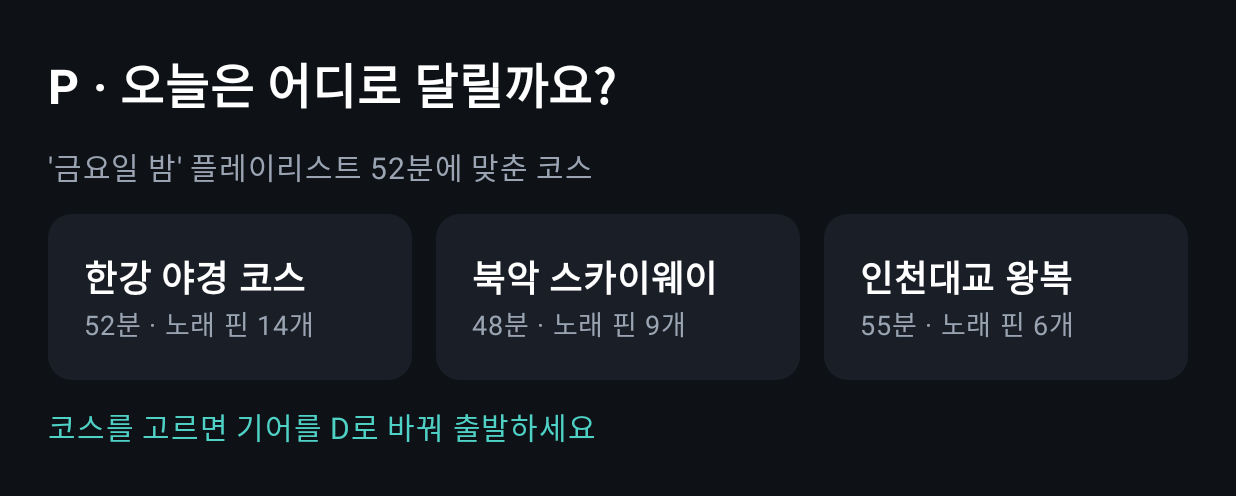
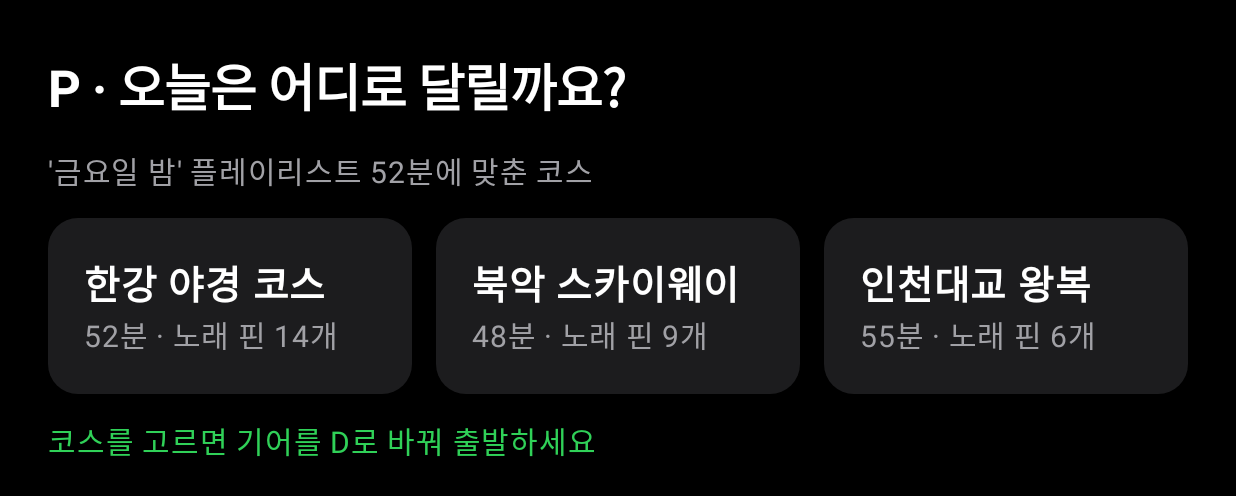
Before and after one commit to user040131/RoadTrack, an Android app built with Jetpack Compose: the screen it shows after launch (MainActivity), on a phone screen of 824 x 412 dp (held sideways). Shown: the top 496 px of the screen. Run offline under Robolectric (Android 15) with nearby library versions, the phone set to English and light mode, and no system bars; libraries missing offline, so code that uses them is left out: ai.pleos.playground; 5 statements that could not run were skipped.

Commit message:
Run while driving on Pleos; add emulator screenshots
Pleos blocks activities in gear D unless they are distraction optimized, so
the driving screen never showed. Declare distractionOptimized on the activity.
Screenshots are from the Pleos Connect v2.1.0 emulator with the Virtual
Console switching gear and wiper.

Co-Authored-By: Claude Opus 5.5 <noreply@anthropic.com>

```diff
--- a/app/src/main/AndroidManifest.xml
+++ b/app/src/main/AndroidManifest.xml
@@ -13,6 +13,8 @@
                 <action android:name="android.intent.action.MAIN" />
                 <category android:name="android.intent.category.LAUNCHER" />
             </intent-filter>
+            <!-- Lets the glanceable driving screen run in gear D; without it AAOS blocks the app while driving -->
+            <meta-data android:name="distractionOptimized" android:value="true" />
         </activity>
     </application>
 </manifest>
--- a/app/src/main/java/ai/roadtrack/app/CarContext.kt
+++ b/app/src/main/java/ai/roadtrack/app/CarContext.kt
@@ -9,10 +9,10 @@ data class CarSignals(
 )
 
 enum class Mood(val label: String, val ambientArgb: Int) {
-    RAIN("비 오는 날", 0xFF5A7BD8.toInt()),
-    NIGHT("야간 드라이브", 0xFF7F5AD8.toInt()),
-    TOGETHER("함께 듣기", 0xFFF687B3.toInt()),
-    DEFAULT("내 플레이리스트", 0xFF4FD1C5.toInt()),
+    RAIN("비 오는 날", 0xFF64D2FF.toInt()),
+    NIGHT("야간 드라이브", 0xFF5E5CE6.toInt()),
+    TOGETHER("함께 듣기", 0xFFFF9F0A.toInt()),
+    DEFAULT("내 플레이리스트", 0xFF30D158.toInt()),
 }
 
 /** Cabin light color while [song] plays: the song's own color wins, else the mood color. */
--- a/app/src/main/java/ai/roadtrack/app/MainActivity.kt
+++ b/app/src/main/java/ai/roadtrack/app/MainActivity.kt
@@ -5,8 +5,10 @@ import android.widget.Toast
 import androidx.activity.ComponentActivity
 import androidx.activity.compose.setContent
 import androidx.compose.foundation.background
+import androidx.compose.foundation.border
 import androidx.compose.foundation.clickable
 import androidx.compose.foundation.layout.*
+import androidx.compose.foundation.shape.CircleShape
 import androidx.compose.foundation.shape.RoundedCornerShape
 import androidx.compose.material3.*
 import androidx.compose.runtime.*
@@ -16,14 +18,17 @@ import androidx.compose.ui.graphics.Color
 import androidx.compose.ui.platform.LocalContext
 import androidx.compose.ui.text.font.FontWeight
 import androidx.compose.ui.unit.dp
+import androidx.compose.ui.unit.em
 import androidx.compose.ui.unit.sp
 import androidx.lifecycle.compose.collectAsStateWithLifecycle
 
-private val Bg = Color(0xFF0E1116)
-private val Card = Color(0xFF1A1F27)
-private val Accent = Color(0xFF4FD1C5)
-private val Pin = Color(0xFFF687B3)
-private val Dim = Color(0xFF9AA4B2)
+// Design system "RoadTrack" v2 (dark): black base, gray steps, one green accent.
+private val Bg = Color(0xFF000000)
+private val Card = Color(0xFF1C1C1E)
+private val Card2 = Color(0xFF2C2C2E)
+private val Accent = Color(0xFF30D158)
+private val OnAccent = Color.Black
+private val Dim = Color(0xFFA1A1A6)
 
 data class Course(val name: String, val minutes: Int, val pins: Int, val songs: List<Song>)
 
@@ -42,7 +47,7 @@ class MainActivity : ComponentActivity() {
         signals = VehicleSignals(applicationContext).also { it.start() }
         setContent {
             val car by signals.state.collectAsStateWithLifecycle()
-            MaterialTheme(colorScheme = darkColorScheme(primary = Accent, background = Bg)) {
+            MaterialTheme(colorScheme = darkColorScheme(primary = Accent, onPrimary = OnAccent, background = Bg, surface = Card)) {
                 RoadTrackApp(car, onLight = signals::setAmbient)
             }
         }
@@ -82,19 +87,20 @@ fun RoadTrackApp(car: CarSignals, onLight: (Int) -> Unit) {
 @Composable
 private fun ParkedScreen(selected: Course?, onPick: (Course) -> Unit) {
     Column(verticalArrangement = Arrangement.spacedBy(16.dp)) {
-        Text("P · 오늘은 어디로 달릴까요?", color = Color.White, fontSize = 32.sp, fontWeight = FontWeight.Bold)
+        Text("P · 오늘은 어디로 달릴까요?", color = Color.White, fontSize = 34.sp, fontWeight = FontWeight.Bold, letterSpacing = (-0.02).em)
         Text("'금요일 밤' 플레이리스트 52분에 맞춘 코스", color = Dim, fontSize = 20.sp)
         Row(horizontalArrangement = Arrangement.spacedBy(16.dp)) {
             demoCourses.forEach { c ->
                 val on = c == selected
                 Column(
                     Modifier.weight(1f)
-                        .background(if (on) Accent.copy(alpha = 0.2f) else Card, RoundedCornerShape(16.dp))
+                        .background(if (on) Accent.copy(alpha = 0.16f) else Card, RoundedCornerShape(20.dp))
+                        .border(2.dp, if (on) Accent else Color.Transparent, RoundedCornerShape(20.dp))
                         .clickable { onPick(c) }
                         .padding(24.dp),
                 ) {
-                    Text(c.name, color = Color.White, fontSize = 24.sp, fontWeight = FontWeight.Bold)
-                    Text("${c.minutes}분 · 노래 핀 ${c.pins}개", color = Dim, fontSize = 18.sp)
+                    Text(c.name, color = Color.White, fontSize = 26.sp, fontWeight = FontWeight.SemiBold)
+                    Text("${c.minutes}분 · 노래 핀 ${c.pins}개", color = Dim, fontSize = 20.sp)
                 }
             }
         }
@@ -117,36 +123,41 @@ private fun DrivingScreen(course: Course, mood: Mood, onLight: (Int) -> Unit) {
     Column(verticalArrangement = Arrangement.spacedBy(24.dp)) {
         Text("${course.name} · ${mood.label}", color = Dim, fontSize = 22.sp)
         Row(verticalAlignment = Alignment.CenterVertically, horizontalArrangement = Arrangement.spacedBy(20.dp)) {
-            Box(Modifier.size(40.dp).background(Color(light), RoundedCornerShape(10.dp)))
-            Text(song.title, color = Color.White, fontSize = 48.sp, fontWeight = FontWeight.Bold)
+            Box(Modifier.size(20.dp).background(Color(light), CircleShape))
+            Text(song.title, color = Color.White, fontSize = 48.sp, fontWeight = FontWeight.Bold, letterSpacing = (-0.02).em)
         }
-        Text(song.artist, color = Dim, fontSize = 28.sp)
-        Text("다음 노래 핀까지 1.2km", color = Pin, fontSize = 28.sp, fontWeight = FontWeight.Bold)
+        Text(song.artist, color = Dim, fontSize = 26.sp)
+        Text("다음 노래 핀까지 1.2km", color = Accent, fontSize = 28.sp, fontWeight = FontWeight.Bold)
         Row(horizontalArrangement = Arrangement.spacedBy(24.dp)) {
-            BigButton("▶ 이 곡 재생") {
+            BigButton("이 곡 재생") {
                 if (!playSong(ctx, song)) Toast.makeText(ctx, "재생할 음악 앱이 없어요", Toast.LENGTH_SHORT).show()
             }
-            BigButton("다음 곡") { index++ }
+            BigButton("다음 곡", primary = false) { index++ }
         }
     }
 }
 
 @Composable
-private fun BigButton(label: String, onClick: () -> Unit) {
-    Button(onClick, Modifier.height(96.dp).widthIn(min = 280.dp), shape = RoundedCornerShape(20.dp)) {
-        Text(label, fontSize = 28.sp, fontWeight = FontWeight.Bold)
+private fun BigButton(label: String, primary: Boolean = true, onClick: () -> Unit) {
+    Button(
+        onClick, Modifier.height(96.dp).widthIn(min = 240.dp), shape = RoundedCornerShape(20.dp),
+        colors = if (primary) ButtonDefaults.buttonColors(containerColor = Accent, contentColor = OnAccent)
+        else ButtonDefaults.buttonColors(containerColor = Card2, contentColor = Color.White),
+    ) {
+        Text(label, fontSize = 26.sp, fontWeight = FontWeight.SemiBold)
     }
 }
 
 @Composable
 private fun SuggestionBar(mood: Mood, modifier: Modifier, onAccept: () -> Unit, onDismiss: () -> Unit) {
     Row(
-        modifier.fillMaxWidth().background(Card, RoundedCornerShape(20.dp)).padding(24.dp),
+        modifier.fillMaxWidth().background(Card, RoundedCornerShape(28.dp)).padding(24.dp),
         verticalAlignment = Alignment.CenterVertically,
         horizontalArrangement = Arrangement.spacedBy(24.dp),
     ) {
-        Text("${mood.label} 플레이리스트로 바꿀까요?", color = Color.White, fontSize = 28.sp, modifier = Modifier.weight(1f))
-        BigButton("바꾸기", onAccept)
-        TextButton(onDismiss) { Text("괜찮아요", fontSize = 24.sp, color = Dim) }
+        Box(Modifier.size(20.dp).background(Color(mood.ambientArgb), CircleShape))
+        Text("${mood.label} 플레이리스트로 바꿀까요?", color = Color.White, fontSize = 28.sp, fontWeight = FontWeight.SemiBold, modifier = Modifier.weight(1f))
+        TextButton(onDismiss) { Text("괜찮아요", fontSize = 26.sp, color = Dim) }
+        BigButton("바꾸기", onClick = onAccept)
     }
 }
```
Also changed, not shown: 4 other files.
